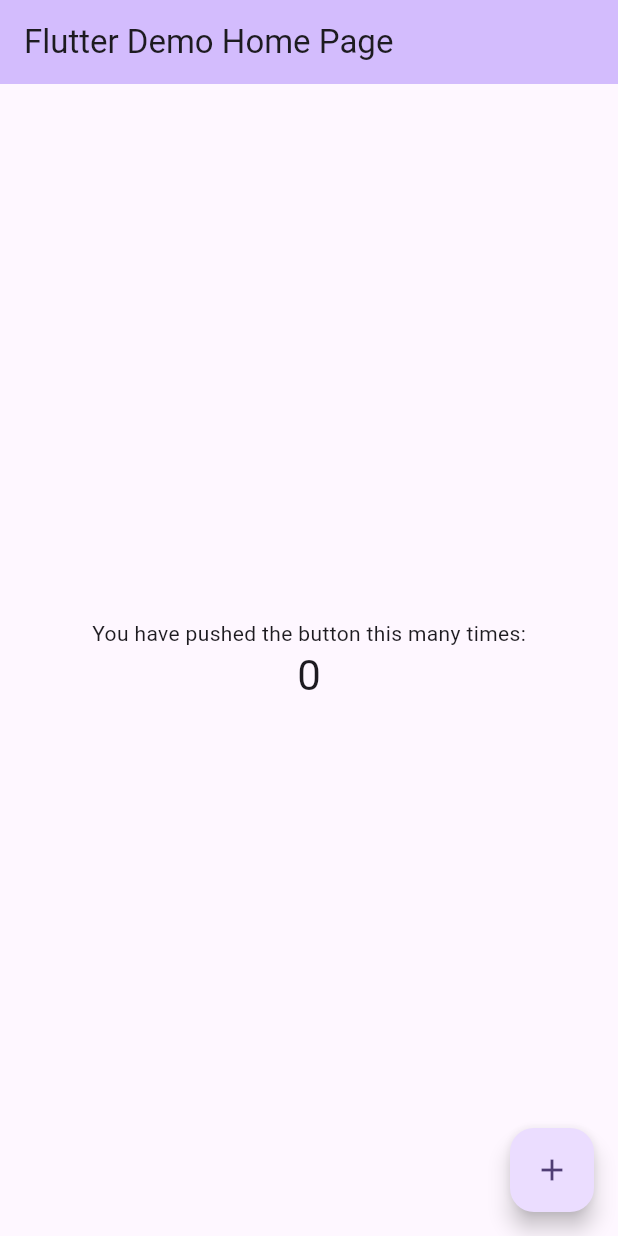
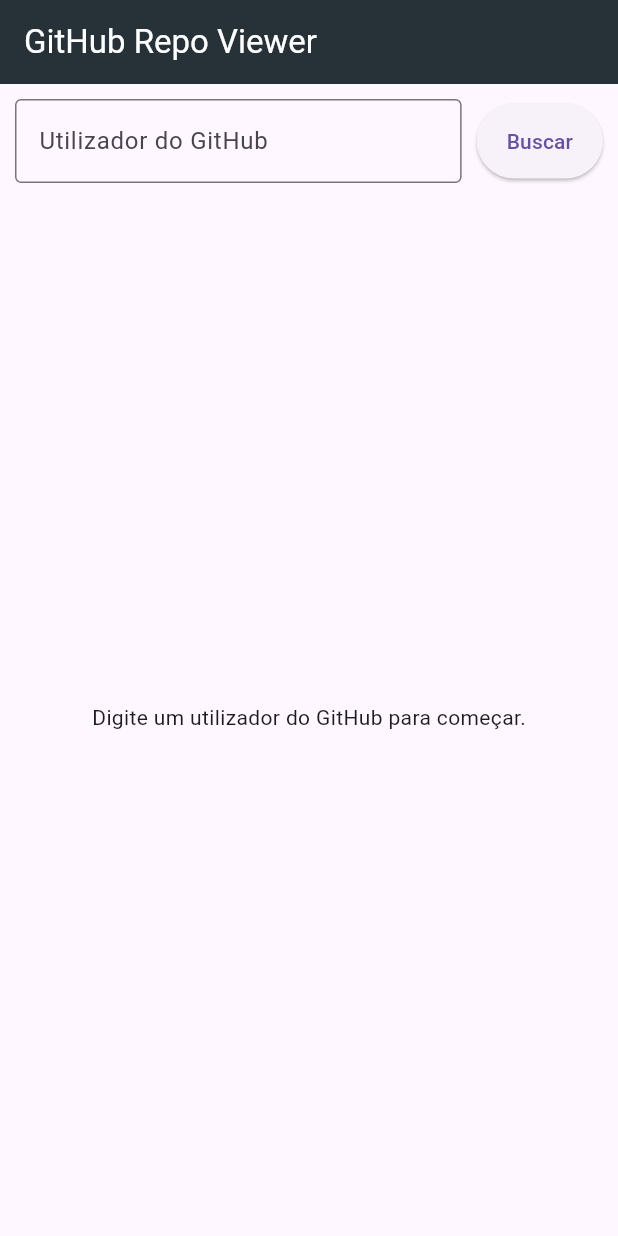
Before and after one commit to gabrielboliveira-dev/Desafio_Tecnico_Flutter_Gendo, a Flutter app: the screen it shows after launch, on a phone screen of 412 x 824 dp. Run offline on Flutter 3.47's test engine with Material 3 defaults, Android fonts, the phone set to English and light mode, and no system bars.

Commit message:
feat(repo-viewer): implementa visualizador de repositórios GitHub

```diff
--- a/desafio_tecnico_flutter_gendo/lib/data/datasources/github_api_datasource.dart
+++ b/desafio_tecnico_flutter_gendo/lib/data/datasources/github_api_datasource.dart
@@ -0,0 +1,50 @@
+import 'dart:convert';
+import 'package:http/http.dart' as http;
+import '../models/repo_model.dart';
+
+class ServerException implements Exception {
+  final String message;
+  ServerException(this.message);
+}
+
+abstract class GithubApiDataSource {
+  Future<List<RepoModel>> getRepos(String username);
+  Future<List<RepoModel>> getStarredRepos(String username);
+}
+
+class GithubApiDataSourceImpl implements GithubApiDataSource {
+  final http.Client client;
+  final String _baseUrl = "https://api.github.com/users/";
+
+  GithubApiDataSourceImpl({required this.client});
+
+  @override
+  Future<List<RepoModel>> getRepos(String username) async {
+    final response = await client.get(
+      Uri.parse('$_baseUrl$username/repos'),
+      headers: {'Accept': 'application/vnd.github.v3+json'},
+    );
+
+    if (response.statusCode == 200) {
+      final List jsonList = json.decode(response.body);
+      return jsonList.map((json) => RepoModel.fromJson(json)).toList();
+    } else {
+      throw ServerException('Falha ao buscar repositórios. Código: ${response.statusCode}');
+    }
+  }
+
+  @override
+  Future<List<RepoModel>> getStarredRepos(String username) async {
+    final response = await client.get(
+      Uri.parse('$_baseUrl$username/starred'),
+      headers: {'Accept': 'application/vnd.github.v3+json'},
+    );
+
+    if (response.statusCode == 200) {
+      final List jsonList = json.decode(response.body);
+      return jsonList.map((json) => RepoModel.fromJson(json)).toList();
+    } else {
+      throw ServerException('Falha ao buscar favoritos. Código: ${response.statusCode}');
+    }
+  }
+}
--- a/desafio_tecnico_flutter_gendo/lib/data/models/repo_model.dart
+++ b/desafio_tecnico_flutter_gendo/lib/data/models/repo_model.dart
@@ -0,0 +1,25 @@
+import '../../domain/entities/repo_entity.dart';
+
+class RepoModel extends RepoEntity {
+  RepoModel({
+    required super.name,
+    required super.description,
+    required super.url,
+  });
+
+  factory RepoModel.fromJson(Map<String, dynamic> json) {
+    return RepoModel(
+      name: json['name'] ?? 'Sem Nome',
+      description: json['description'] ?? 'Sem Descrição',
+      url: json['html_url'] ?? '',
+    );
+  }
+
+   factory RepoModel.fromEntity(RepoEntity entity) {
+     return RepoModel(
+       name: entity.name,
+       description: entity.description,
+       url: entity.url,
+     );
+   }
+}
--- a/desafio_tecnico_flutter_gendo/lib/domain/entities/repo_entity.dart
+++ b/desafio_tecnico_flutter_gendo/lib/domain/entities/repo_entity.dart
@@ -0,0 +1,11 @@
+class RepoEntity {
+  final String name;
+  final String description;
+  final String url;
+
+  RepoEntity({
+    required this.name,
+    required this.description,
+    required this.url,
+  });
+}
--- a/desafio_tecnico_flutter_gendo/lib/domain/repositories/github_repository.dart
+++ b/desafio_tecnico_flutter_gendo/lib/domain/repositories/github_repository.dart
@@ -0,0 +1,8 @@
+import '../entities/repo_entity.dart';
+
+abstract class GithubRepository {
+
+  Future<List<RepoEntity>> getRepos(String username);
+
+  Future<List<RepoEntity>> getStarredRepos(String username);
+}
--- a/desafio_tecnico_flutter_gendo/lib/main.dart
+++ b/desafio_tecnico_flutter_gendo/lib/main.dart
@@ -1,4 +1,12 @@
 import 'package:flutter/material.dart';
+import 'package:http/http.dart' as http;
+import 'package:provider/provider.dart';
+
+import 'data/datasources/github_api_datasource.dart';
+import 'data/repositories/github_repository_impl.dart';
+import 'domain/repositories/github_repository.dart';
+import 'presentation/pages/home_pages.dart';
+import 'presentation/providers/home_provider.dart';
 
 void main() {
   runApp(const MyApp());
@@ -7,116 +15,42 @@
 class MyApp extends StatelessWidget {
   const MyApp({super.key});
 
-  // This widget is the root of your application.
   @override
   Widget build(BuildContext context) {
-    return MaterialApp(
-      title: 'Flutter Demo',
-      theme: ThemeData(
-        // This is the theme of your application.
-        //
-        // TRY THIS: Try running your application with "flutter run". You'll see
-        // the application has a purple toolbar. Then, without quitting the app,
-        // try changing the seedColor in the colorScheme below to Colors.green
-        // and then invoke "hot reload" (save your changes or press the "hot
-        // reload" button in a Flutter-supported IDE, or press "r" if you used
-        // the command line to start the app).
-        //
-        // Notice that the counter didn't reset back to zero; the application
-        // state is not lost during the reload. To reset the state, use hot
-        // restart instead.
-        //
-        // This works for code too, not just values: Most code changes can be
-        // tested with just a hot reload.
-        colorScheme: ColorScheme.fromSeed(seedColor: Colors.deepPurple),
+    return MultiProvider(
+      providers: [
+        Provider<http.Client>(
+          create: (_) => http.Client(),
+        ),
+
+        Provider<GithubApiDataSource>(
+          create: (context) => GithubApiDataSourceImpl(
+            client: context.read<http.Client>(),
+          ),
+        ),
+
+        Provider<GithubRepository>(
+          create: (context) => GithubRepositoryImpl(
+            dataSource: context.read<GithubApiDataSource>(),
+          ),
+        ),
+
+        ChangeNotifierProvider<HomeProvider>(
+          create: (context) => HomeProvider(
+            githubRepository: context.read<GithubRepository>(),
+          ),
+        ),
+      ],
+
+      child: MaterialApp(
+        title: 'GitHub Repo Viewer',
+        theme: ThemeData(
+          primarySwatch: Colors.blueGrey,
+          useMaterial3: true,
+        ),
+        home: HomePage(),
+        debugShowCheckedModeBanner: false,
       ),
-      home: const MyHomePage(title: 'Flutter Demo Home Page'),
     );
   }
 }
-
-class MyHomePage extends StatefulWidget {
-  const MyHomePage({super.key, required this.title});
-
-  // This widget is the home page of your application. It is stateful, meaning
-  // that it has a State object (defined below) that contains fields that affect
-  // how it looks.
-
-  // This class is the configuration for the state. It holds the values (in this
-  // case the title) provided by the parent (in this case the App widget) and
-  // used by the build method of the State. Fields in a Widget subclass are
-  // always marked "final".
-
-  final String title;
-
-  @override
-  State<MyHomePage> createState() => _MyHomePageState();
-}
-
-class _MyHomePageState extends State<MyHomePage> {
-  int _counter = 0;
-
-  void _incrementCounter() {
-    setState(() {
-      // This call to setState tells the Flutter framework that something has
-      // changed in this State, which causes it to rerun the build method below
-      // so that the display can reflect the updated values. If we changed
-      // _counter without calling setState(), then the build method would not be
-      // called again, and so nothing would appear to happen.
-      _counter++;
-    });
-  }
-
-  @override
-  Widget build(BuildContext context) {
-    // This method is rerun every time setState is called, for instance as done
-    // by the _incrementCounter method above.
-    //
-    // The Flutter framework has been optimized to make rerunning build methods
-    // fast, so that you can just rebuild anything that needs updating rather
-    // than having to individually change instances of widgets.
-    return Scaffold(
-      appBar: AppBar(
-        // TRY THIS: Try changing the color here to a specific color (to
-        // Colors.amber, perhaps?) and trigger a hot reload to see the AppBar
-        // change color while the other colors stay the same.
-        backgroundColor: Theme.of(context).colorScheme.inversePrimary,
-        // Here we take the value from the MyHomePage object that was created by
-        // the App.build method, and use it to set our appbar title.
-        title: Text(widget.title),
-      ),
-      body: Center(
-        // Center is a layout widget. It takes a single child and positions it
-        // in the middle of the parent.
-        child: Column(
-          // Column is also a layout widget. It takes a list of children and
-          // arranges them vertically. By default, it sizes itself to fit its
-          // children horizontally, and tries to be as tall as its parent.
-          //
-          // Column has various properties to control how it sizes itself and
-          // how it positions its children. Here we use mainAxisAlignment to
-          // center the children vertically; the main axis here is the vertical
-          // axis because Columns are vertical (the cross axis would be
-          // horizontal).
-          //
-          // TRY THIS: Invoke "debug painting" (choose the "Toggle Debug Paint"
-          // action in the IDE, or press "p" in the console), to see the
-          // wireframe for each widget.
-          mainAxisAlignment: MainAxisAlignment.center,
-          children: <Widget>[
-            const Text('You have pushed the button this many times:'),
-            Text(
-              '$_counter',
-              style: Theme.of(context).textTheme.headlineMedium,
-            ),
-          ],
-        ),
-      ),
-      floatingActionButton: FloatingActionButton(
-        onPressed: _incrementCounter,
-        tooltip: 'Increment',
-        child: const Icon(Icons.add),
-      ), // This trailing comma makes auto-formatting nicer for build methods.
-    );
-  }
-}
--- a/desafio_tecnico_flutter_gendo/lib/presentation/pages/home_pages.dart
+++ b/desafio_tecnico_flutter_gendo/lib/presentation/pages/home_pages.dart
@@ -0,0 +1,143 @@
+import 'package:flutter/material.dart';
+import 'package:provider/provider.dart';
+import '../providers/home_provider.dart';
+import '../widgets/repo_list_widget.dart';
+
+class HomePage extends StatefulWidget {
+  const HomePage({super.key});
+
+  @override
+  State<HomePage> createState() => _HomePageState();
+}
+
+class _HomePageState extends State<HomePage> with TickerProviderStateMixin {
+  late final TextEditingController _usernameController;
+  late final TabController _tabController;
+
+  @override
+  void initState() {
+    super.initState();
+    _usernameController = TextEditingController();
+    _tabController = TabController(length: 2, vsync: this);
+  }
+
+  @override
+  void dispose() {
+    _usernameController.dispose();
+    _tabController.dispose();
+    super.dispose();
+  }
+
+  @override
+  Widget build(BuildContext context) {
+    return Scaffold(
+      appBar: AppBar(
+        title: Text('GitHub Repo Viewer'),
+        backgroundColor: Colors.blueGrey[900],
+        foregroundColor: Colors.white,
+      ),
+      body: Column(
+        children: [
+          _buildSearchArea(context),
+
+          Expanded(
+            child: Consumer<HomeProvider>(
+              builder: (context, provider, child) {
+
+                switch (provider.state) {
+                  case ViewState.loading:
+                    return Center(child: CircularProgressIndicator());
+
+                  case ViewState.error:
+                    return Center(
+                      child: Padding(
+                        padding: const EdgeInsets.all(16.0),
+                        child: Text(
+                          provider.errorMessage,
+                          style: TextStyle(color: Colors.red, fontSize: 16),
+                          textAlign: TextAlign.center,
+                        ),
+                      ),
+                    );
+
+                  case ViewState.success:
+                    return _buildTabBarView(provider);
+
+                  case ViewState.initial:
+                  default:
+                    return Center(
+                      child: Text('Digite um utilizador do GitHub para começar.'),
+                    );
+                }
+              },
+            ),
+          ),
+        ],
+      ),
+    );
+  }
+
+  Widget _buildSearchArea(BuildContext context) {
+    return Padding(
+      padding: const EdgeInsets.all(10.0),
+      child: Row(
+        children: [
+          Expanded(
+            child: TextField(
+              controller: _usernameController,
+              decoration: InputDecoration(
+                labelText: 'Utilizador do GitHub',
+                border: OutlineInputBorder(),
+              ),
+              onSubmitted: (value) {
+                 _onSearchPressed(context);
+              },
+            ),
+          ),
+          SizedBox(width: 10),
+          ElevatedButton(
+            onPressed: () => _onSearchPressed(context),
+            style: ElevatedButton.styleFrom(
+              padding: EdgeInsets.symmetric(horizontal: 20, vertical: 15),
+            ),
+            child: Text('Buscar'),
+          ),
+        ],
+      ),
+    );
+  }
+
+  void _onSearchPressed(BuildContext context) {
+    final provider = context.read<HomeProvider>();
+    provider.fetchUserRepos(_usernameController.text);
+
+    FocusScope.of(context).unfocus();
+  }
+
+  Widget _buildTabBarView(HomeProvider provider) {
+    return Column(
+      children: [
+        TabBar(
+          controller: _tabController,
+          labelColor: Colors.blueGrey[900],
+          unselectedLabelColor: Colors.grey,
+          indicatorColor: Colors.blueGrey[900],
+          tabs: [
+            Tab(text: 'REPOSITÓRIOS (${provider.repos.length})'),
+            Tab(text: 'FAVORITOS (${provider.starredRepos.length})'),
+          ],
+        ),
+        Expanded(
+          child: TabBarView(
+            controller: _tabController,
+            children: [
+              RepoListWidget(repos: provider.repos),
+
+              RepoListWidget(repos: provider.starredRepos),
+            ],
+          ),
+        ),
+      ],
+    );
+  }
+}
--- a/desafio_tecnico_flutter_gendo/lib/presentation/providers/home_provider.dart
+++ b/desafio_tecnico_flutter_gendo/lib/presentation/providers/home_provider.dart
@@ -0,0 +1,51 @@
+import 'package:flutter/material.dart';
+import '../../domain/entities/repo_entity.dart';
+import '../../domain/repositories/github_repository.dart';
+
+enum ViewState { initial, loading, success, error }
+
+class HomeProvider extends ChangeNotifier {
+
+  final GithubRepository githubRepository;
+
+  HomeProvider({required this.githubRepository});
+
+  ViewState _state = ViewState.initial;
+  String _errorMessage = '';
+  List<RepoEntity> _repos = [];
+  List<RepoEntity> _starredRepos = [];
+
+  ViewState get state => _state;
+  String get errorMessage => _errorMessage;
+  List<RepoEntity> get repos => _repos;
+  List<RepoEntity> get starredRepos => _starredRepos;
+
+  Future<void> fetchUserRepos(String username) async {
+    if (username.isEmpty) {
+      _state = ViewState.error;
+      _errorMessage = 'Por favor, insira um nome de utilizador.';
+      notifyListeners();
+      return;
+    }
+
+    _state = ViewState.loading;
+    notifyListeners();
+
+    try {
+      final results = await Future.wait([
+        githubRepository.getRepos(username),
+        githubRepository.getStarredRepos(username),
+      ]);
+
+      _repos = results[0];
+      _starredRepos = results[1];
+      _state = ViewState.success;
+
+    } catch (e) {
+      _state = ViewState.error;
+      _errorMessage = 'Erro ao buscar dados: ${e.toString()}';
+    }
+
+    notifyListeners();
+  }
+}
```
Also changed, not shown: desafio_tecnico_flutter_gendo/lib/data/repositories/github_repository_impl.dart (added, +35 -0 lines), desafio_tecnico_flutter_gendo/lib/presentation/widgets/repo_list_widget.dart (+52 -0 lines), desafio_tecnico_flutter_gendo/lib/data/repositories/github_repositry_impl.dart (deleted), 5 other files.
